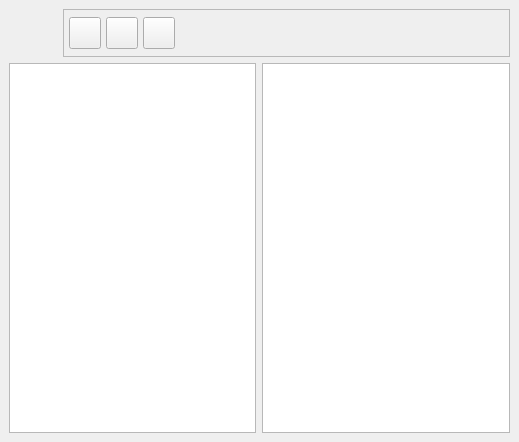
First picture: the form in bulmages/bulmacont/src/contabilidad/amortizacionesbase.ui, repository eboladev/Bulmages-1, before the edit.
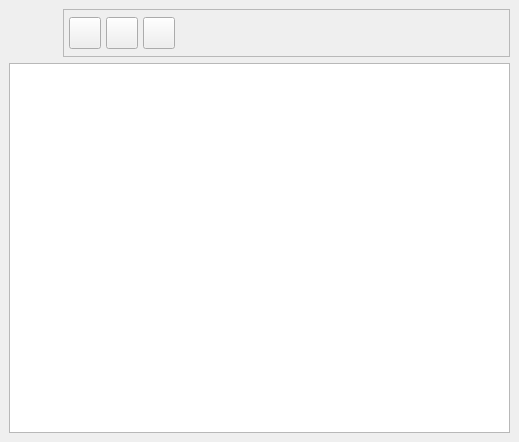
Second picture: the form after the edit. Icons and pictures are not drawn. Custom widgets are drawn as their Qt base class.

Commit message: Arreglo el sistema de modo edicion modo seleccion de los listados para que este en la clase Ficha Arreglo algunas cosas del listado de amortizaciones que ahroa usa un SubForm3 en lugar de usar un QTable

The edit to the form file:
```diff
--- a/bulmages/bulmacont/src/contabilidad/amortizacionesbase.ui
+++ b/bulmages/bulmacont/src/contabilidad/amortizacionesbase.ui
@@ -197,32 +197,6 @@
     </layout>
    </item>
    <item>
-    <layout class="QHBoxLayout" >
-     <property name="margin" >
-      <number>0</number>
-     </property>
-     <property name="spacing" >
-      <number>6</number>
-     </property>
-     <item>
-      <widget class="QTableWidget" name="listado" >
-       <property name="sizePolicy" >
-        <sizepolicy>
-         <hsizetype>7</hsizetype>
-         <vsizetype>1</vsizetype>
-         <horstretch>0</horstretch>
-         <verstretch>0</verstretch>
-        </sizepolicy>
-       </property>
-       <property name="selectionMode" >
-        <enum>QAbstractItemView::SingleSelection</enum>
-       </property>
-       <property name="selectionBehavior" >
-        <enum>QAbstractItemView::SelectRows</enum>
-       </property>
-      </widget>
-     </item>
-     <item>
       <widget class="SubForm2Bc" name="mui_listado" >
        <property name="sizePolicy" >
         <sizepolicy>
@@ -239,8 +213,6 @@
         </size>
        </property>
       </widget>
-     </item>
-    </layout>
    </item>
   </layout>
  </widget>
```
Lines whose indentation alone changed are shown as unchanged. The commit also changes 7 other files.
